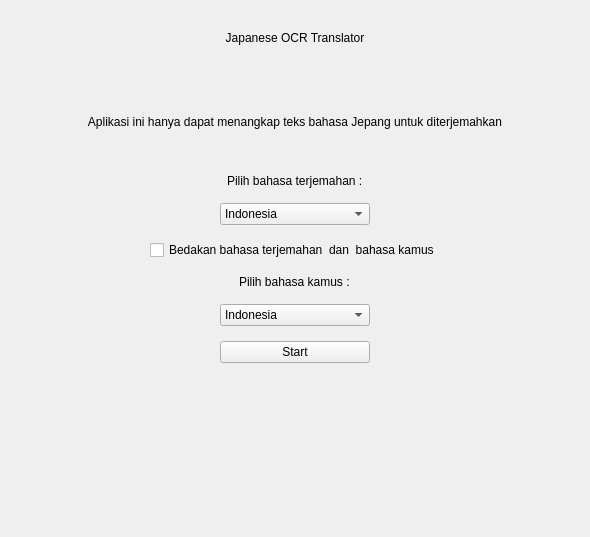
This is src/gui/mainuiWidget/TranslateWidget.ui in VxyX/OcrJpKanjiLearning as Qt 5 draws it before an edit. The edited form follows.
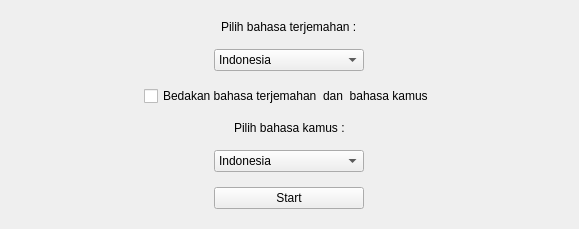
This is the edited form.

The edit to the form file:
```diff
--- a/src/gui/mainuiWidget/TranslateWidget.ui
+++ b/src/gui/mainuiWidget/TranslateWidget.ui
@@ -6,47 +6,18 @@
    <rect>
     <x>0</x>
     <y>0</y>
-    <width>590</width>
-    <height>537</height>
+    <width>579</width>
+    <height>220</height>
    </rect>
   </property>
   <property name="windowTitle">
    <string>Form</string>
   </property>
   <layout class="QVBoxLayout" name="verticalLayout">
-   <item>
-    <widget class="QWidget" name="widget_9" native="true">
-     <layout class="QVBoxLayout" name="verticalLayout_7">
-      <property name="topMargin">
-       <number>20</number>
-      </property>
-      <item>
-       <widget class="QLabel" name="label_4">
-        <property name="text">
-         <string>Japanese OCR Translator</string>
-        </property>
-        <property name="alignment">
-         <set>Qt::AlignHCenter|Qt::AlignTop</set>
-        </property>
-       </widget>
-      </item>
-      <item>
-       <widget class="QLabel" name="label_5">
-        <property name="text">
-         <string>Aplikasi ini hanya dapat menangkap teks bahasa Jepang untuk diterjemahkan</string>
-        </property>
-        <property name="alignment">
-         <set>Qt::AlignCenter</set>
-        </property>
-       </widget>
-      </item>
-     </layout>
-    </widget>
-   </item>
    <item>
     <widget class="QWidget" name="widget_5" native="true">
      <property name="sizePolicy">
-      <sizepolicy hsizetype="Preferred" vsizetype="Preferred">
+      <sizepolicy hsizetype="Preferred" vsizetype="Expanding">
        <horstretch>0</horstretch>
        <verstretch>0</verstretch>
       </sizepolicy>
@@ -144,9 +115,6 @@
      </layout>
     </widget>
    </item>
-   <item>
-    <widget class="QWidget" name="widget_10" native="true"/>
-   </item>
   </layout>
  </widget>
  <resources/>
```
Left out of the diff: 5 changed lines with no effect on the pictures.
